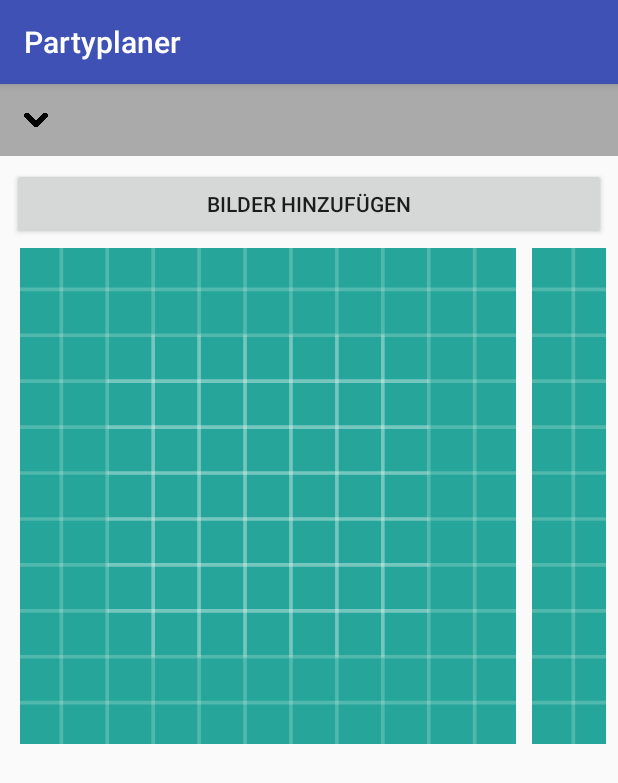
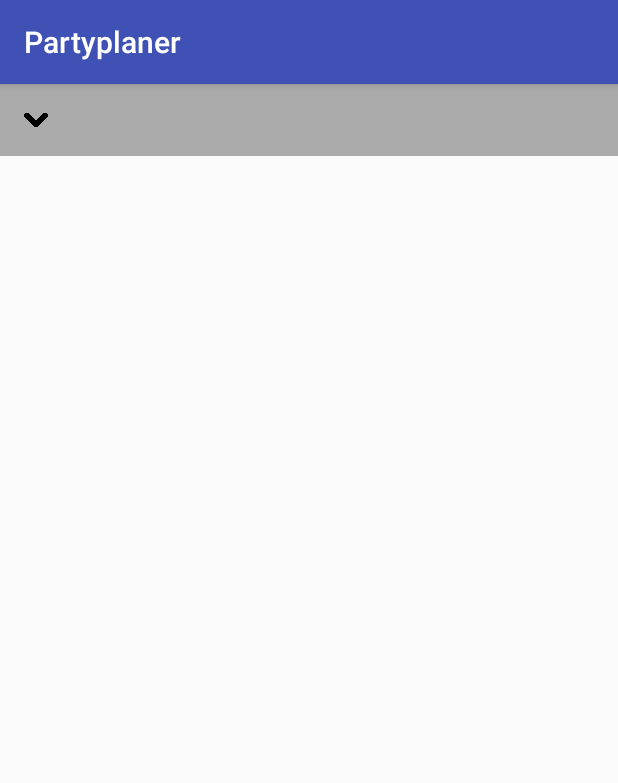
Before and after one commit to FHBielefeld-IFM-WS1718-SWEng1/AndroidApp, an Android app: the fragment ExpandableFragment shown on its own in the app's theme, after a tap on an icon or button, on a phone screen of 412 x 824 dp. Shown: the top 783 px of the screen. Run offline under Robolectric (Android 15) with nearby library versions, the phone set to English and light mode, and no system bars; 2 statements that could not run were skipped.

Commit message:
Animationen für ExpandableFragment und Bilder in Rating angepasst

```diff
--- /dev/null
+++ b/app/src/main/java/partyplaner/anmations/ExpandableAnimator.java
@@ -0,0 +1,43 @@
+package partyplaner.anmations;
+
+import android.view.ViewGroup;
+import android.view.animation.Animation;
+import android.view.animation.Transformation;
+import android.widget.ImageView;
+import android.widget.LinearLayout;
+
+/**
+ * Created by malte on 19.12.2017.
+ */
+
+public class ExpandableAnimator extends Animation {
+
+    private LinearLayout body;
+    private float startX;
+    private float endX;
+
+    private ImageView arrow;
+    private float startDeg;
+    private float endDeg;
+
+    public ExpandableAnimator(LinearLayout layout, int startX, int endX, ImageView arrow, int startDeg, int endDeg) {
+        this.body = layout;
+        this.startX = startX;
+        this.endX = endX;
+        this.arrow = arrow;
+        this.startDeg = startDeg;
+        this.endDeg = endDeg;
+    }
+
+    @Override
+    public void applyTransformation(float interpolatedTime, Transformation t) {
+        float height = (endX - startX) * interpolatedTime + startX;
+        ViewGroup.LayoutParams p = body.getLayoutParams();
+        p.height = (int) height;
+        body.requestLayout();
+
+        float deg = (endDeg - startDeg) * interpolatedTime + startDeg;
+        arrow.setRotation(deg);
+        //arrow.requestLayout();
+    }
+}
--- a/app/src/main/java/partyplaner/partyplaner/Veranstaltung/Fragmente/ExpandableFragment.java
+++ b/app/src/main/java/partyplaner/partyplaner/Veranstaltung/Fragmente/ExpandableFragment.java
@@ -1,16 +1,22 @@
 package partyplaner.partyplaner.Veranstaltung.Fragmente;
 
+import android.animation.AnimatorSet;
+import android.animation.ObjectAnimator;
 import android.app.Fragment;
 import android.app.FragmentTransaction;
 import android.os.Bundle;
 import android.view.LayoutInflater;
 import android.view.View;
 import android.view.ViewGroup;
+import android.view.animation.Animation;
+import android.view.animation.BounceInterpolator;
+import android.view.animation.ScaleAnimation;
 import android.widget.ImageView;
 import android.widget.LinearLayout;
 import android.widget.RelativeLayout;
 import android.widget.TextView;
 
+import partyplaner.anmations.ExpandableAnimator;
 import partyplaner.partyplaner.Keys;
 import partyplaner.partyplaner.R;
 
@@ -23,6 +29,8 @@ public class ExpandableFragment extends Fragment {
 
     boolean expandend;
     private int id;
+    private int height;
+    private View view;
 
     @Override
     public View onCreateView(LayoutInflater inflater, ViewGroup container,
@@ -56,7 +64,17 @@ public class ExpandableFragment extends Fragment {
 
         expandGroup();
         collapseGroup(view);
+        this.view = view;
         return view;
+    }
+
+    @Override
+    public void onStart() {
+        super.onStart();
+        LinearLayout body = view.findViewById(id);
+        body.measure(0,0);
+        height = body.getMeasuredHeight();
+
     }
 
     private void setFragment(View view, int id) {
@@ -70,7 +88,7 @@ public class ExpandableFragment extends Fragment {
 
     /**
      * This methode expands the body of the group.
-     * Works only if the "onCreateView()" called before.
+     * Works only if the "onCreateView()" is called before.
      */
     public void expandGroup() {
         expandGroup(getView());
@@ -79,10 +97,13 @@ public class ExpandableFragment extends Fragment {
     private void expandGroup(View fragment) {
         if(fragment != null) {
             LinearLayout body = fragment.findViewById(id);
+            LinearLayout back = fragment.findViewById(R.id.expand_back);
             ImageView arrow = fragment.findViewById(R.id.arrow);
 
-            body.setLayoutParams(new LinearLayout.LayoutParams(ViewGroup.LayoutParams.MATCH_PARENT, ViewGroup.LayoutParams.WRAP_CONTENT));
-            arrow.setRotation(0);
+            ExpandableAnimator anim = new ExpandableAnimator(body, 0, height, arrow, -90, 0);
+            anim.setDuration(300);
+            back.startAnimation(anim);
+
             expandend = true;
         }
     }
@@ -98,10 +119,14 @@ public class ExpandableFragment extends Fragment {
     private void collapseGroup(View fragment) {
         if (fragment != null) {
             LinearLayout body = fragment.findViewById(id);
+            LinearLayout back = fragment.findViewById(R.id.expand_back);
             ImageView arrow = fragment.findViewById(R.id.arrow);
 
-            body.setLayoutParams(new LinearLayout.LayoutParams(ViewGroup.LayoutParams.MATCH_PARENT, 0));
-            arrow.setRotation(-90);
+
+            ExpandableAnimator anim = new ExpandableAnimator(body, height, 0, arrow, 0, -90);
+            anim.setDuration(300);
+            back.startAnimation(anim);
+
             expandend = false;
         }
     }
--- a/app/src/main/java/partyplaner/partyplaner/Veranstaltung/Fragmente/Rating.java
+++ b/app/src/main/java/partyplaner/partyplaner/Veranstaltung/Fragmente/Rating.java
@@ -25,10 +25,6 @@ public class Rating extends Fragment {
                              Bundle savedInstanceState) {
         View view = inflater.inflate(R.layout.event_fragment_rating, container, false);
 
-        /*Bundle args = getArguments();
-        numRates = args.getInt(Keys.EXTRA_NUMBER_RATINGS);
-        rating = args.getDouble(Keys.EXTRA_RATINGS);*/
-
         TextView showRates = view.findViewById(R.id.numRates);
         showRates.setText(numRates + " haben abgestimmt");
 
--- a/app/src/main/res/layout/event_expandable_fragment.xml
+++ b/app/src/main/res/layout/event_expandable_fragment.xml
@@ -1,6 +1,7 @@
 <?xml version="1.0" encoding="utf-8"?>
 <LinearLayout xmlns:android="http://schemas.android.com/apk/res/android"
     xmlns:app="http://schemas.android.com/apk/res-auto"
+    android:id="@+id/expand_back"
     android:layout_width="match_parent"
     android:layout_height="wrap_content"
     android:orientation="vertical">
--- a/app/src/main/res/layout/event_fragment_gallery.xml
+++ b/app/src/main/res/layout/event_fragment_gallery.xml
@@ -9,7 +9,7 @@
         android:id="@+id/addPictures"
         android:layout_width="match_parent"
         android:layout_height="wrap_content"
-        android:layout_weight="1"
+        android:layout_weight="0"
         android:elevation="0dp"
         android:text="@string/add_pictures" />
 
--- a/app/src/main/res/layout/event_fragment_rating.xml
+++ b/app/src/main/res/layout/event_fragment_rating.xml
@@ -36,7 +36,7 @@
             android:layout_weight="1"
             android:padding="4dp"
             android:scaleType="fitStart"
-            app:srcCompat="@mipmap/ic_launcher" />
+            app:srcCompat="@drawable/thumbsup" />
 
         <ImageView
             android:id="@+id/imageView6"
@@ -45,7 +45,7 @@
             android:layout_weight="1"
             android:padding="4dp"
             android:scaleType="fitEnd"
-            app:srcCompat="@mipmap/ic_launcher" />
+            app:srcCompat="@drawable/thumbsdown" />
     </LinearLayout>
 
     <TextView
--- a/app/src/main/res/layout/event_fragment_todo.xml
+++ b/app/src/main/res/layout/event_fragment_todo.xml
@@ -4,8 +4,10 @@
     android:layout_width="match_parent"
     android:layout_height="wrap_content"
     android:orientation="vertical"
-    android:paddingLeft="8dp"
-    android:paddingRight="8dp">
+    android:paddingTop="8dp"
+    android:paddingBottom="0dp"
+    android:paddingStart="8dp"
+    android:paddingEnd="8dp">
 
     <Button
         android:id="@+id/button2"
```
